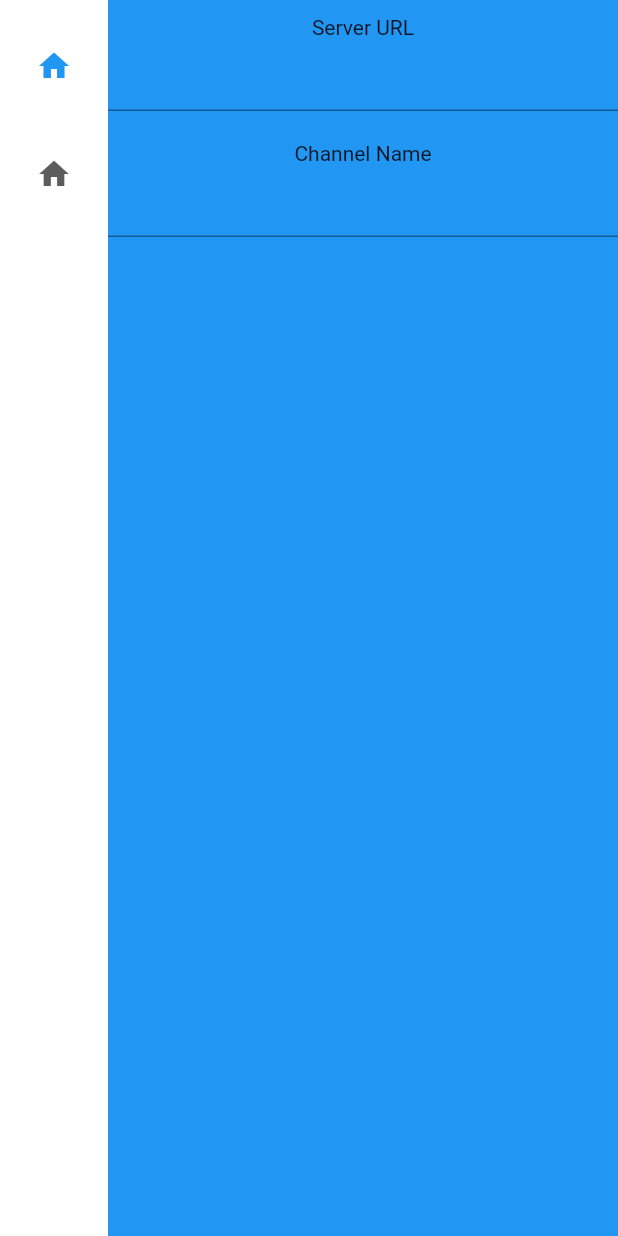
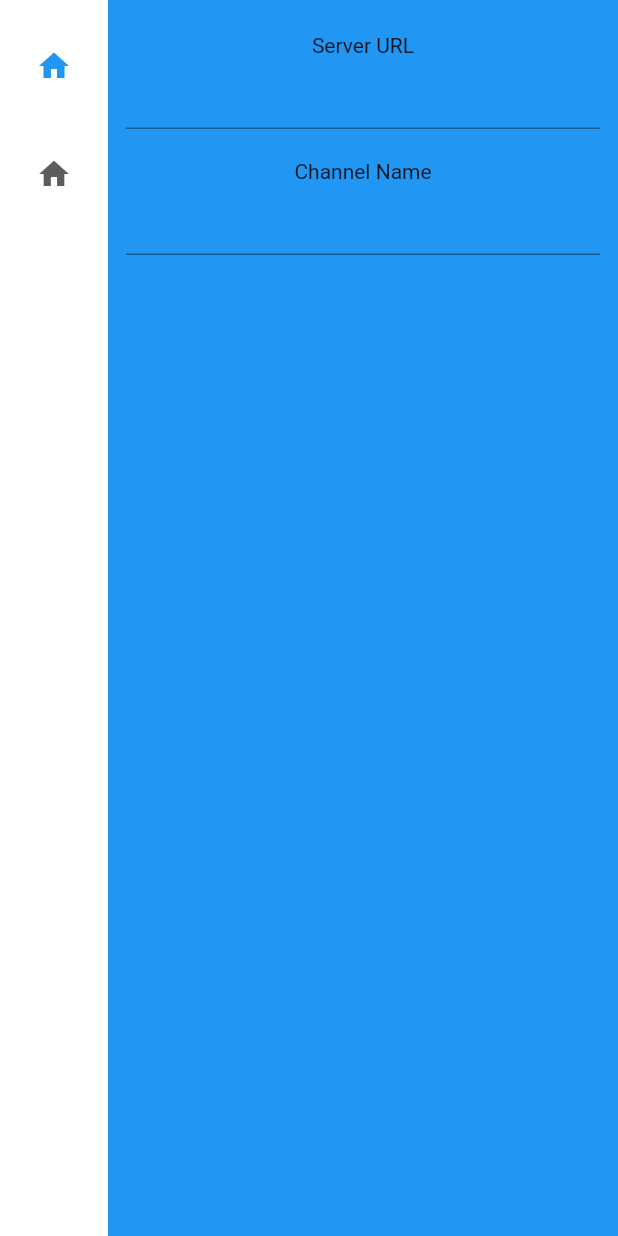
Before and after one commit to teammonkeytech/flutter-gui, a Flutter app: the screen it shows after launch, on a phone screen of 412 x 824 dp. Run offline on Flutter 3.47's test engine with Material 2 defaults, Android fonts, the phone set to English and light mode, and no system bars; missing offline and left inert: dart:html, dart:js_util.

Commit message:
Channel selector finish stage 1

```diff
--- a/lib/GlobalAppState.dart
+++ b/lib/GlobalAppState.dart
@@ -27,12 +27,12 @@ class GlobalAppState extends ChangeNotifier {
     }
   }
 
-  bool validateAddress(String? address) {
+  static bool validateAddress(String? address) {
     // TODO: Validate address format
-    return address != null && address != "";
+    return address != null && address != "" && address != "Hello";
   }
 
-  bool validateChannel(String? channel) {
+  static bool validateChannel(String? channel) {
     // TODO: Validate channel format
     return channel != null;
   }
--- a/lib/ServerChannelSelector.dart
+++ b/lib/ServerChannelSelector.dart
@@ -7,21 +7,31 @@ class ServerChannelSelector extends StatelessWidget {
   Widget build(BuildContext context) {
     var appState = context.watch<GlobalAppState>();
 
-    return Center(
+    return Padding(
+      padding: const EdgeInsets.all(12.0),
+      child: Center(
+        child: Form(
           child: Column(children: [
             SizedBox(height: 10),
             Text("Server URL"),
             TextFormField(
               initialValue: appState.serverAddress,
               onChanged: (str) => appState.setServerAddress = str,
+              validator: (str) =>
+                  GlobalAppState.validateAddress(str) ? null : "Invalid URL",
             ),
             SizedBox(height: 20),
             Text("Channel Name"),
             TextFormField(
               initialValue: appState.channel,
               onChanged: (str) => appState.setChannel = str,
+              validator: (str) => GlobalAppState.validateChannel(str)
+                  ? null
+                  : "Invalid channel",
             )
           ]),
+        ),
+      ),
     );
   }
 }
--- a/lib/main.dart
+++ b/lib/main.dart
@@ -4,7 +4,6 @@ import 'package:provider/provider.dart';
 
 import 'ServerChannelSelector.dart';
 import 'MessagesScreen.dart';
-import 'GlobalAppState.dart';
 
 void main() {
   runApp(const MyApp());
```
Lines whose indentation alone changed are shown as unchanged.
